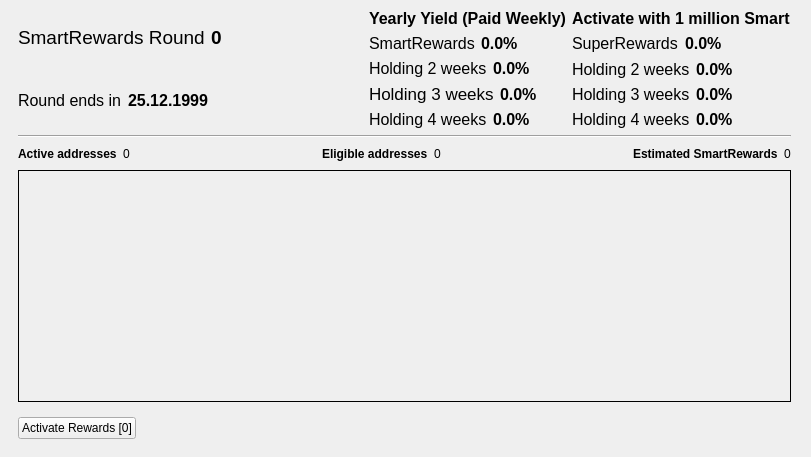
The window that src/qt/forms/smartrewardslist.ui (SmartCash/Core-Smart) describes before a commit, drawn with Qt 5.
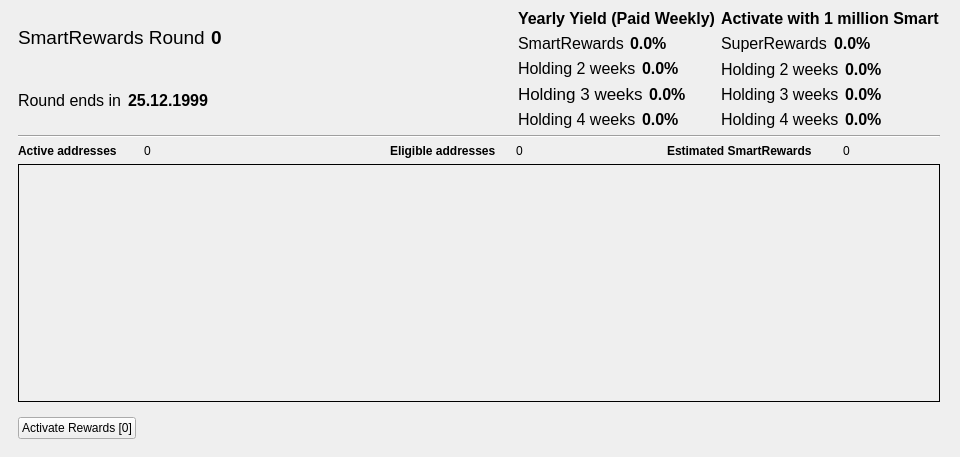
The same window after the commit. The open tabs and pages were chosen to show the change. Custom widgets are drawn as their Qt base class.

Commit message: Rework SmartRewards tab to better show SmartRewards vs. SuperRewards

```diff
--- a/src/qt/forms/smartrewardslist.ui
+++ b/src/qt/forms/smartrewardslist.ui
@@ -564,14 +564,33 @@
           <property name="bottomMargin">
            <number>0</number>
           </property>
-          <item row="0" column="7">
-           <widget class="QLabel" name="lblTotalRewards">
-            <property name="text">
-             <string>0</string>
-            </property>
-           </widget>
-          </item>
           <item row="0" column="6">
+           <spacer name="horizontalSpacer_1">
+            <property name="orientation">
+             <enum>Qt::Horizontal</enum>
+            </property>
+           </spacer>
+          </item>
+          <item row="0" column="5">
+           <widget class="QLabel" name="lblTotalRewards">
+            <property name="text">
+             <string>0</string>
+            </property>
+            <property name="minimumSize">
+              <size>
+                <width>90</width>
+                <height>0</height>
+              </size>
+            </property>
+            <property name="maximumSize">
+              <size>
+                <width>90</width>
+                <height>40</height>
+              </size>
+            </property>
+           </widget>
+          </item>
+          <item row="0" column="4">
            <widget class="QLabel" name="label_9">
             <property name="font">
              <font>
@@ -582,9 +601,40 @@
             <property name="text">
              <string>Estimated SmartRewards</string>
             </property>
+            <property name="minimumSize">
+              <size>
+                <width>170</width>
+                <height>0</height>
+              </size>
+            </property>
+            <property name="maximumSize">
+              <size>
+                <width>170</width>
+                <height>40</height>
+              </size>
+            </property>
            </widget>
           </item>
           <item row="0" column="3">
+           <widget class="QLabel" name="lblEligibleAddresses">
+            <property name="text">
+             <string>0</string>
+            </property>
+            <property name="minimumSize">
+              <size>
+                <width>145</width>
+                <height>0</height>
+              </size>
+            </property>
+            <property name="maximumSize">
+              <size>
+                <width>145</width>
+                <height>40</height>
+              </size>
+            </property>
+           </widget>
+          </item>
+          <item row="0" column="2">
            <widget class="QLabel" name="label_6">
             <property name="font">
              <font>
@@ -595,12 +645,17 @@
             <property name="text">
              <string>Eligible addresses</string>
             </property>
-           </widget>
-          </item>
-          <item row="0" column="4">
-           <widget class="QLabel" name="lblEligibleAddresses">
-            <property name="text">
-             <string>0</string>
+            <property name="minimumSize">
+              <size>
+                <width>120</width>
+                <height>0</height>
+              </size>
+            </property>
+            <property name="maximumSize">
+              <size>
+                <width>120</width>
+                <height>40</height>
+              </size>
             </property>
            </widget>
           </item>
@@ -609,6 +664,18 @@
             <property name="text">
              <string>0</string>
             </property>
+            <property name="minimumSize">
+              <size>
+                <width>240</width>
+                <height>0</height>
+              </size>
+            </property>
+            <property name="maximumSize">
+              <size>
+                <width>240</width>
+                <height>40</height>
+              </size>
+            </property>
            </widget>
           </item>
           <item row="0" column="0">
@@ -619,37 +686,23 @@
               <bold>true</bold>
              </font>
             </property>
+            <property name="minimumSize">
+              <size>
+                <width>120</width>
+                <height>0</height>
+              </size>
+            </property>
+            <property name="maximumSize">
+              <size>
+                <width>120</width>
+                <height>40</height>
+              </size>
+            </property>
             <property name="text">
              <string>Active addresses</string>
             </property>
            </widget>
           </item>
-          <item row="0" column="2">
-           <spacer name="horizontalSpacer_4">
-            <property name="orientation">
-             <enum>Qt::Horizontal</enum>
-            </property>
-            <property name="sizeHint" stdset="0">
-             <size>
-              <width>40</width>
-              <height>20</height>
-             </size>
-            </property>
-           </spacer>
-          </item>
-          <item row="0" column="5">
-           <spacer name="horizontalSpacer_7">
-            <property name="orientation">
-             <enum>Qt::Horizontal</enum>
-            </property>
-            <property name="sizeHint" stdset="0">
-             <size>
-              <width>40</width>
-              <height>20</height>
-             </size>
-            </property>
-           </spacer>
-          </item>
          </layout>
         </widget>
        </item>
```
Left out of the diff: 2 changed lines with no effect on the pictures. The commit also changes 8 other files.
